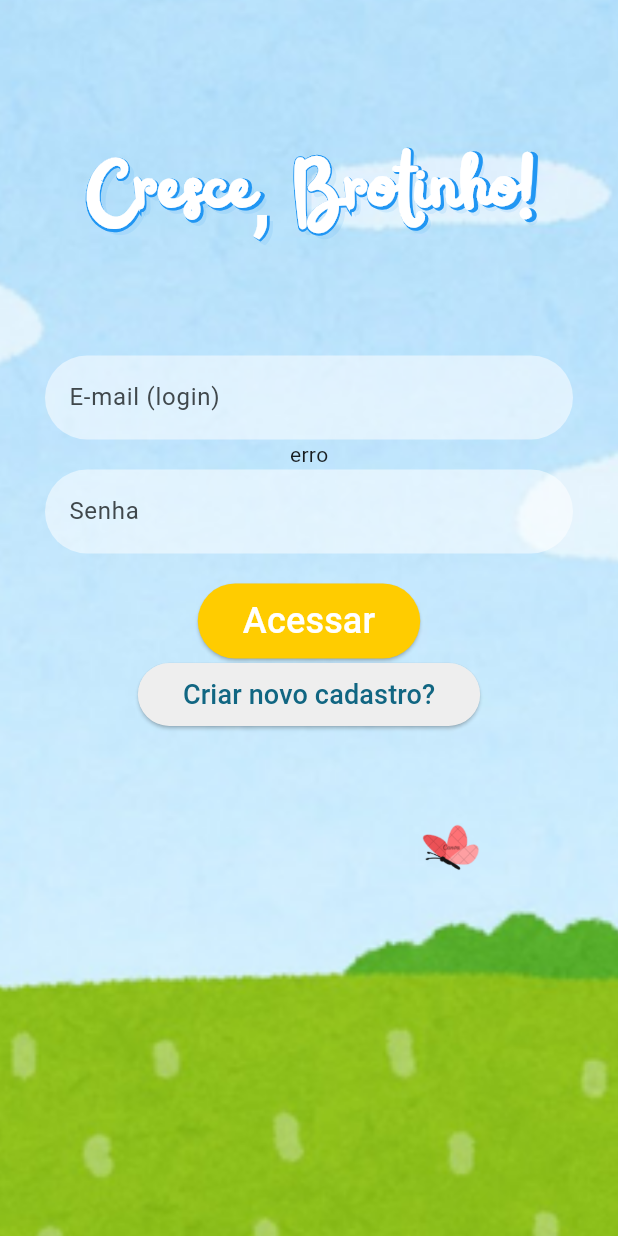
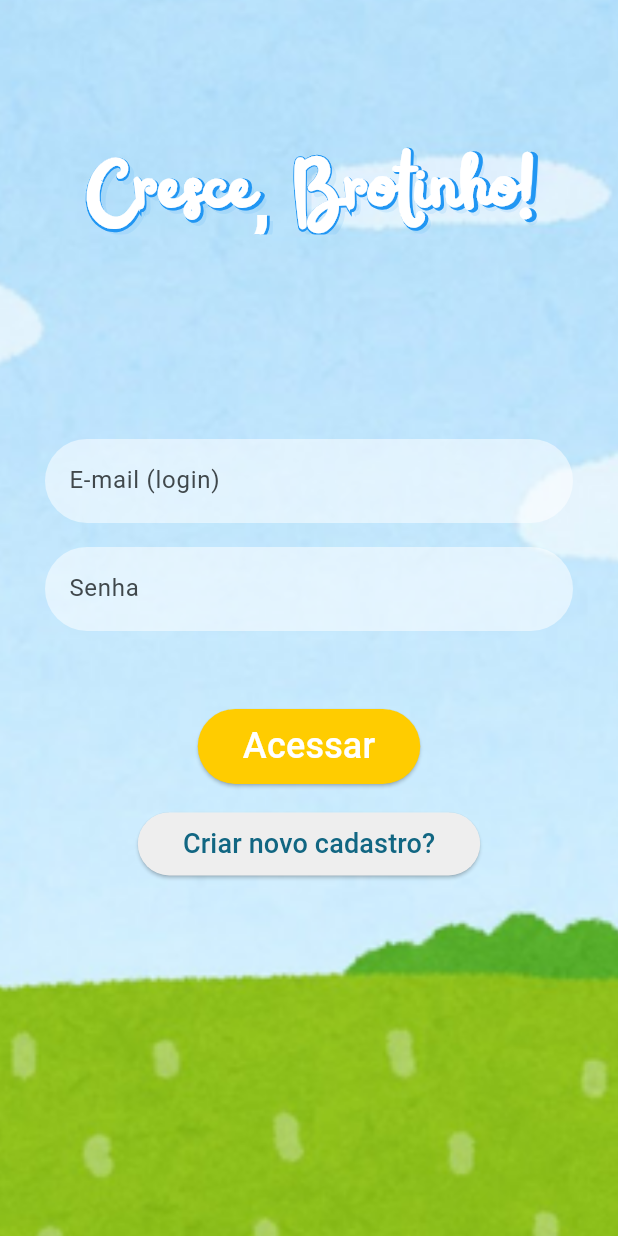
Before and after one commit to mirelasc23/ddm_projeto_final, a Flutter app: the screen it shows after launch, on a phone screen of 412 x 824 dp. Run offline on Flutter 3.47's test engine with Material 3 defaults, Android fonts, the phone set to English and light mode, and no system bars; our stand-ins replace dio, firebase_auth, firebase_core, get_it, sqflite; accounts and stored records are empty; Roboto replaces fonts that are missing (ChildosArabic).

Commit message:
insere caixa_texto.dart

```diff
--- a/lib/model/acesso.dart
+++ b/lib/model/acesso.dart
@@ -1,4 +1,6 @@
-class Acesso {
+import 'package:ddm_projeto_final/model/model.dart';
+
+class Acesso implements Model {
   /*String _idToken;
   final String _nome;
   String _email;*/
@@ -57,4 +59,7 @@ class Acesso {
   String toString() {
     return 'Acesso{id: $idToken, nome: $nome, email: $email}';
   }
+
+  @override
+  int? id;
 }
--- a/lib/util/db.dart
+++ b/lib/util/db.dart
@@ -16,7 +16,7 @@ class DBUtil {
       version: 1,
       onCreate: (db, version) {
         db.execute('''
-          CREATE TABLE Usuario(
+          CREATE TABLE Acesso(
             id TEXT PRIMARY KEY,
             nome TEXT NOT NULL,
             email TEXT NOT NULL,
--- a/lib/view/tela_lista_v01.dart
+++ b/lib/view/tela_lista_v01.dart
@@ -58,7 +58,7 @@ class _TelaListaState extends State<TelaLista_v01> {
                 "email: ${usuario.nome}",
               ),
               trailing: IconButton(
-                onPressed: () => provider.removeUsuario(usuario.id!),
+                onPressed: () => provider.removeUsuario(usuario.id!.toInt()),
                 icon: Icon(Icons.delete, color: Colors.red[400]),
               ),
               tileColor: Colors.grey[400],
--- a/lib/view/tela_login.dart
+++ b/lib/view/tela_login.dart
@@ -23,11 +23,12 @@ class TelaLogin extends StatelessWidget {
           child: SingleChildScrollView(
             child: Column(
               crossAxisAlignment: CrossAxisAlignment.center,
-              mainAxisAlignment: MainAxisAlignment.spaceBetween,
+              mainAxisAlignment: MainAxisAlignment.start,
               children: [
-                const SizedBox(height: 50),
+                //const SizedBox(height: 50),
                 Container(
-                  margin: const EdgeInsets.only(bottom: 20, top: 40),
+                  height: tamanhoTela.height * 0.1,
+                  margin: const EdgeInsets.only(bottom: 20, top: 90),
                   child: Padding(
                     padding: const EdgeInsets.only(left: 6.0, bottom: 16.0),
                     child: Stack(
--- a/lib/widgets/form_login.dart
+++ b/lib/widgets/form_login.dart
@@ -15,24 +15,41 @@ class FormLogin extends StatefulWidget {
 }
 
 class _FormLoginState extends State<FormLogin> {
+  final _nomeController = TextEditingController();
+  final _emailController = TextEditingController();
   final _passwordController = TextEditingController();
   final _formKey = GlobalKey<FormState>();
   bool _isLoading = false;
   Modo _modo = Modo.login;
   String? erro;
 
-  final Map<String, String> _dadosForm = {'email': '', 'password': ''};
+  final Map<String, String> _dadosForm = {
+    'email': '',
+    'password': '',
+    'nome': '',
+  };
 
   bool _ehLogin() => _modo == Modo.login;
   bool _ehCadastro() => _modo == Modo.cadastro;
 
   void _trocaModoTela() {
     setState(() {
+      _formKey.currentState?.reset();
+
       if (_ehLogin()) {
         _modo = Modo.cadastro;
       } else {
         _modo = Modo.login;
       }
+
+      _emailController.clear();
+      _passwordController.clear();
+      _nomeController.clear();
+
+      _dadosForm['email'] = '';
+      _dadosForm['password'] = '';
+      _dadosForm['nome'] = '';
+
       print("Modo atual: ${_ehLogin() ? 'Login' : 'Cadastro'}");
     });
   }
@@ -63,6 +80,7 @@ class _FormLoginState extends State<FormLogin> {
       await authProvider.cadastra(
         _dadosForm['email']!,
         _dadosForm['password']!,
+        _dadosForm['nome']!,
       );
     }
 
@@ -85,12 +103,7 @@ class _FormLoginState extends State<FormLogin> {
       focusedBorder: OutlineInputBorder(
         borderRadius: BorderRadius.circular(100.0),
         borderSide: const BorderSide(
-          color: Color.from(
-            alpha: 1.0,
-            red: 0.13,
-            green: 0.59,
-            blue: 0.95,
-          ),
+          color: Color.from(alpha: 1.0, red: 0.13, green: 0.59, blue: 0.95),
           width: 1.5,
         ),
       ),
@@ -98,17 +111,64 @@ class _FormLoginState extends State<FormLogin> {
   }
 
   @override
+  void dispose() {
+    _emailController.dispose();
+    _passwordController.dispose();
+    _nomeController.dispose();
+    super.dispose();
+  }
+
+  @override
   Widget build(BuildContext context) {
+    final tamanhoTela = MediaQuery.of(context).size;
+
     return Container(
       padding: const EdgeInsets.all(30),
-      height: _ehLogin() ? 310 : 400,
+      //height: _ehLogin() ? 310 : tamanhoTela.height * 0.6,
+      height: tamanhoTela.height * 0.6,
       child: Form(
         key: _formKey,
+        child: LayoutBuilder(
+          builder: (context, constraints) {
+            return SingleChildScrollView(
+              child: ConstrainedBox(
+                constraints: BoxConstraints(
+                  // Força a coluna a ter no mínimo a altura total disponível do Container
+                  minHeight: constraints.maxHeight,
+                ),
+                child: IntrinsicHeight(
                   child: Column(
-          mainAxisAlignment: MainAxisAlignment.spaceAround,
+                    spacing: 16,
+                    mainAxisAlignment:
+                        MainAxisAlignment.center, // Agora vai funcionar!
                     crossAxisAlignment: CrossAxisAlignment.center,
                     children: [
+                      if (_ehCadastro())
                         TextFormField(
+                          controller: _nomeController,
+                          decoration: _estiloInput('Nome'),
+                          style: TextStyle(
+                            color: Color.from(
+                              alpha: 1.0,
+                              red: 0.13,
+                              green: 0.59,
+                              blue: 0.95,
+                            ),
+                            fontFamily: AppFonts.mairy,
+                          ),
+                          onSaved: (nome) => _dadosForm['nome'] = nome ?? '',
+                          validator: (_nome) {
+                            //validacao
+                            final nome = _nome ?? '';
+                            if (nome.isEmpty || nome.length < 3) {
+                              return 'Insira seu nome';
+                            }
+                            //SEM ERRO DE VALIDACAO
+                            return null;
+                          },
+                        ),
+                      TextFormField(
+                        controller: _emailController,
                         decoration: _estiloInput('E-mail (login)'),
                         style: TextStyle(
                           color: Color.from(
@@ -120,8 +180,8 @@ class _FormLoginState extends State<FormLogin> {
                           fontFamily: AppFonts.mairy,
                         ),
                         keyboardType: TextInputType.emailAddress,
-              onSaved: (email) =>
-                  _dadosForm['email'] = email ?? '', //acao de salvar formulario
+                        onSaved: (email) => _dadosForm['email'] =
+                            email ?? '', //acao de salvar formulario
                         validator: (_email) {
                           //validacao
                           final email = _email ?? '';
@@ -132,8 +192,7 @@ class _FormLoginState extends State<FormLogin> {
                           return null;
                         },
                       ),
-            if(!_dadosForm.isEmpty)
-              Text('erro'),
+                      //if (!_dadosForm.isEmpty) Text('erro'),
                       //const SizedBox(height: 20),
                       TextFormField(
                         decoration: _estiloInput('Senha'),
@@ -149,7 +208,8 @@ class _FormLoginState extends State<FormLogin> {
                         keyboardType: TextInputType.emailAddress,
                         obscureText: true, //nao mostra caracteres
                         controller: _passwordController,
-              onSaved: (password) => _dadosForm['password'] = password ?? '',
+                        onSaved: (password) =>
+                            _dadosForm['password'] = password ?? '',
                         validator: (_password) {
                           final password = _password ?? '';
                           if (password.isEmpty || password.length < 3) {
@@ -199,11 +259,19 @@ class _FormLoginState extends State<FormLogin> {
                         ),
                       //const SizedBox(height: 20),
                       BotaoLogin(
-              texto: _ehLogin() ? 'Criar novo cadastro?' : 'Já tem conta?',
+                        texto: _ehLogin()
+                            ? 'Criar novo cadastro?'
+                            : 'Já tem conta?',
                         onPressed: _trocaModoTela,
                         estiloPrimario: false,
                       ),
+                      // Seus widgets aqui
                     ],
+                  ),
+                ),
+              ),
+            );
+          },
         ),
       ),
     );
```
Also changed, not shown: lib/provider/auth_provider.dart (+4 -5 lines), lib/provider/usuario_provider.dart (+6 -5 lines), lib/widgets/caixa_texto.dart (added, +40 -0 lines), lib/widgets/form_perfil.dart (+12 -22 lines). Lines whose indentation alone changed are shown as unchanged.
